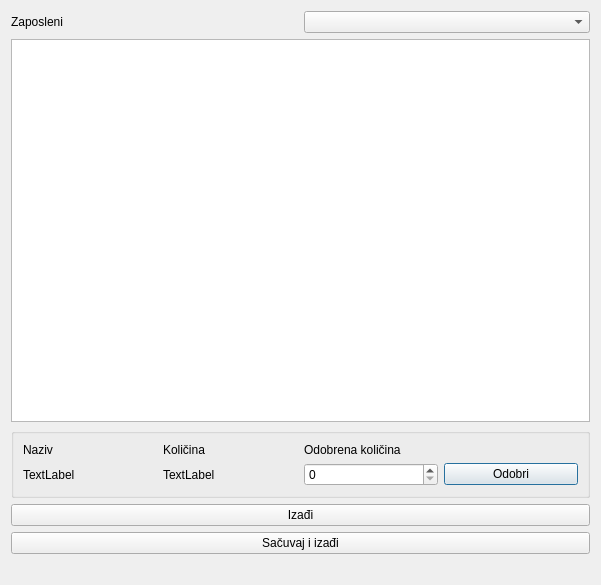
Before: the Qt Designer form odobravanjekolicinaa2.ui in zivke/nabavke, drawn with Qt 5.
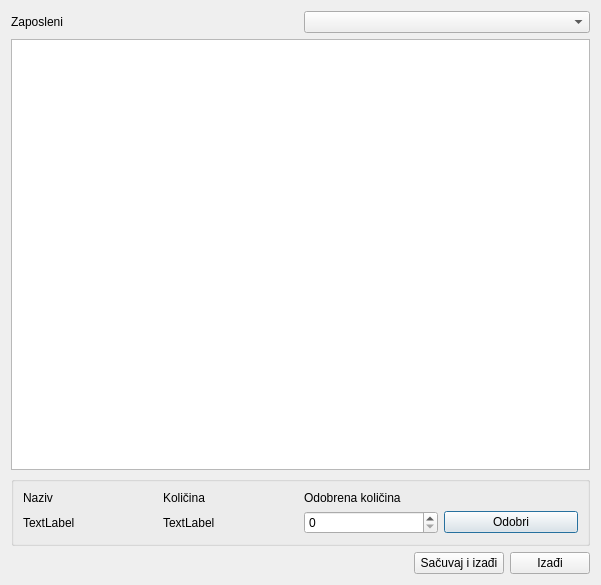
After: the same form once the commit is applied.

```diff
--- a/odobravanjekolicinaa2.ui
+++ b/odobravanjekolicinaa2.ui
@@ -90,25 +90,7 @@
     </widget>
    </item>
    <item>
-    <widget class="QPushButton" name="pushButton">
-     <property name="text">
-      <string>Izađi</string>
-     </property>
-    </widget>
-   </item>
-   <item>
-    <widget class="QPushButton" name="btnSaveExit">
-     <property name="minimumSize">
-      <size>
-       <width>90</width>
-       <height>0</height>
-      </size>
-     </property>
-     <property name="text">
-      <string>Sačuvaj i izađi</string>
-     </property>
-    </widget>
-   </item>
+    <layout class="QHBoxLayout" name="horizontalLayout_2">
    <item>
     <spacer name="horizontalSpacer">
      <property name="orientation">
@@ -116,11 +98,33 @@
      </property>
      <property name="sizeHint" stdset="0">
       <size>
-       <width>580</width>
+         <width>308</width>
        <height>20</height>
       </size>
      </property>
     </spacer>
+     </item>
+     <item>
+      <widget class="QPushButton" name="btnSaveExit">
+       <property name="minimumSize">
+        <size>
+         <width>90</width>
+         <height>0</height>
+        </size>
+       </property>
+       <property name="text">
+        <string>Sačuvaj i izađi</string>
+       </property>
+      </widget>
+     </item>
+     <item>
+      <widget class="QPushButton" name="pushButton">
+       <property name="text">
+        <string>Izađi</string>
+       </property>
+      </widget>
+     </item>
+    </layout>
    </item>
   </layout>
  </widget>
```
Lines whose indentation alone changed are shown as unchanged.
